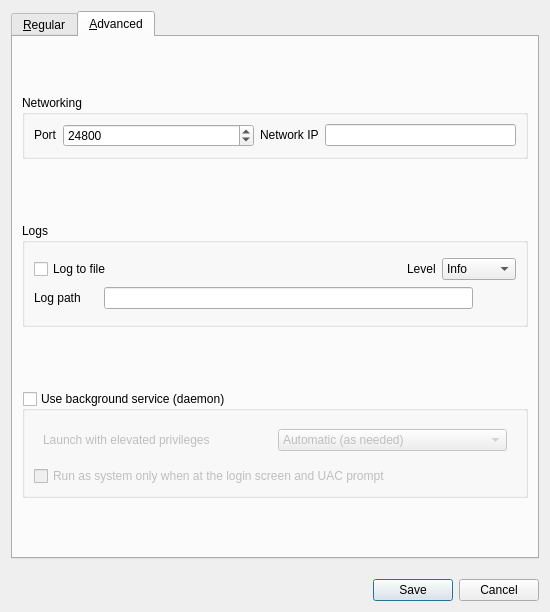
Above: src/lib/gui/dialogs/SettingsDialog.ui from deskflow/deskflow before the change. Below: the same form after it.
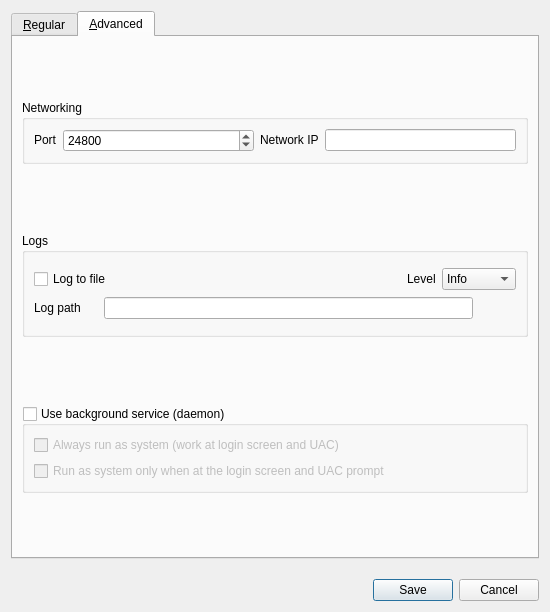
That is the form after the change. The open tabs and pages were chosen to show the change. Icons and pictures are not drawn.

Commit message: refactor: use checkbox for elevate remove Settings::Core::ElevateMode and use Daemon::Elevate to hold the value

Diff of the .ui file:
```diff
--- a/src/lib/gui/dialogs/SettingsDialog.ui
+++ b/src/lib/gui/dialogs/SettingsDialog.ui
@@ -538,6 +538,9 @@
        </item>
        <item>
         <widget class="QGroupBox" name="groupService">
+         <property name="enabled">
+          <bool>true</bool>
+         </property>
          <property name="sizePolicy">
           <sizepolicy hsizetype="Preferred" vsizetype="Maximum">
            <horstretch>0</horstretch>
@@ -554,81 +557,6 @@
           <bool>false</bool>
          </property>
          <layout class="QGridLayout" name="_6">
-          <item row="1" column="0">
-           <widget class="QWidget" name="widgetElevate" native="true">
-            <property name="sizePolicy">
-             <sizepolicy hsizetype="Preferred" vsizetype="Maximum">
-              <horstretch>0</horstretch>
-              <verstretch>0</verstretch>
-             </sizepolicy>
-            </property>
-            <layout class="QHBoxLayout" name="_7">
-             <item>
-              <widget class="QLabel" name="lblElevate">
-               <property name="sizePolicy">
-                <sizepolicy hsizetype="Preferred" vsizetype="Fixed">
-                 <horstretch>0</horstretch>
-                 <verstretch>0</verstretch>
-                </sizepolicy>
-               </property>
-               <property name="text">
-                <string>Launch with elevated privileges</string>
-               </property>
-              </widget>
-             </item>
-             <item>
-              <widget class="QComboBox" name="comboElevate">
-               <property name="sizePolicy">
-                <sizepolicy hsizetype="Preferred" vsizetype="Fixed">
-                 <horstretch>0</horstretch>
-                 <verstretch>0</verstretch>
-                </sizepolicy>
-               </property>
-               <property name="minimumSize">
-                <size>
-                 <width>0</width>
-                 <height>0</height>
-                </size>
-               </property>
-               <property name="toolTip">
-                <string>Specify when the Windows background service should run the server or client
-                  process at an elevated privilege level.</string>
-               </property>
-               <property name="whatsThis">
-                <string>
-                &lt;p&gt;You may want to alter whether or not the privilege level of the server or client 
-                  process is automatically changed depending on your use case. In some cases it can help
-                  to diagnose or solve some problems related to elevated processes in Windows.&lt;/p&gt;
-                &lt;ul&gt;
-                  &lt;li&gt;Automatic: Elevate when the window session changes to secure mode&lt;/li&gt;
-                  &lt;li&gt;Always elevate: Always run in elevated mode (could be unsafe)&lt;/li&gt;
-                  &lt;li&gt;Never elevate: Turn off compatibility with login screen and UAC&lt;/li&gt;
-                &lt;/ul&gt;
-                </string>
-               </property>
-               <property name="currentIndex">
-                <number>0</number>
-               </property>
-               <item>
-                <property name="text">
-                 <string>Automatic (as needed)</string>
-                </property>
-               </item>
-               <item>
-                <property name="text">
-                 <string>Always elevate</string>
-                </property>
-               </item>
-               <item>
-                <property name="text">
-                 <string>Never elevate</string>
-                </property>
-               </item>
-              </widget>
-             </item>
-            </layout>
-           </widget>
-          </item>
           <item row="2" column="0">
            <widget class="QCheckBox" name="cbStopOnDeskSwitch">
             <property name="toolTip">
@@ -637,6 +565,19 @@
             <property name="text">
              <string>Run as system only when at the login screen and UAC prompt</string>
             </property>
+            <property name="autoExclusive">
+             <bool>true</bool>
+            </property>
+           </widget>
+          </item>
+          <item row="1" column="0">
+           <widget class="QCheckBox" name="cbElevateDaemon">
+            <property name="text">
+             <string>Always run as system (work at login screen and UAC)</string>
+            </property>
+            <property name="autoExclusive">
+             <bool>false</bool>
+            </property>
            </widget>
           </item>
          </layout>
```
Left out of the diff: 4 changed lines with no effect on the pictures. The commit also changes 6 other files.
